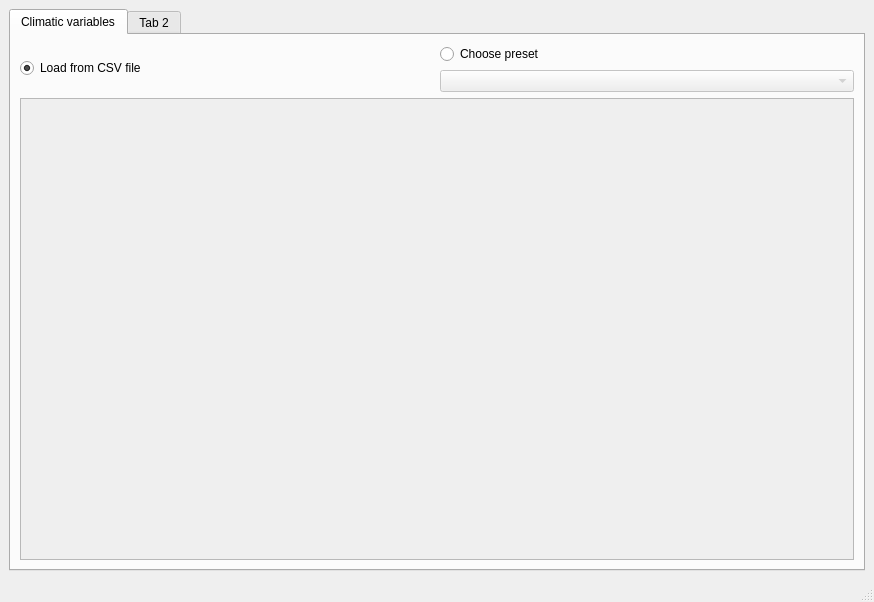
Before: the Qt Designer form mainwindow.ui in czertyaka/gaussian_dispersal, drawn with Qt 5.
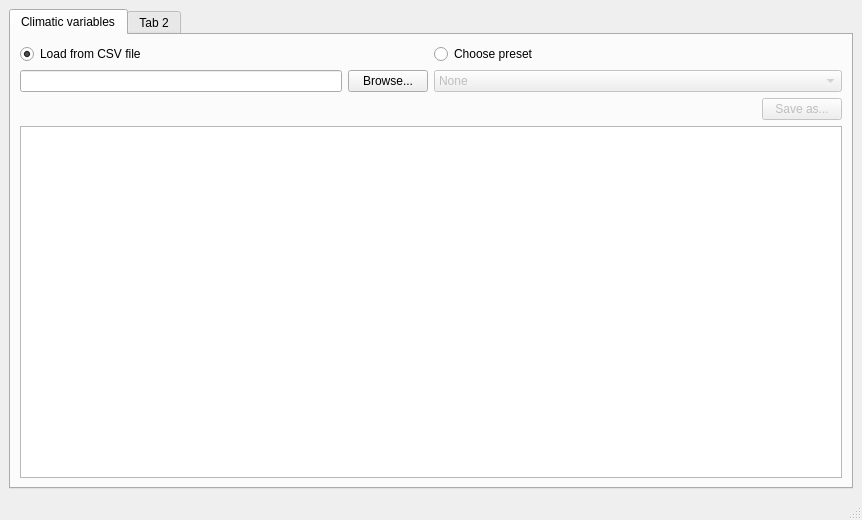
After: the same form once the commit is applied.

Commit message: GUI: climatic variables tab

What changed in the file:
```diff
--- a/mainwindow.ui
+++ b/mainwindow.ui
@@ -6,8 +6,8 @@
    <rect>
     <x>0</x>
     <y>0</y>
-    <width>874</width>
-    <height>602</height>
+    <width>862</width>
+    <height>520</height>
    </rect>
   </property>
   <property name="windowTitle">
@@ -21,42 +21,121 @@
        <attribute name="title">
         <string>Climatic variables</string>
        </attribute>
-       <layout class="QGridLayout" name="gridLayout_2">
+       <layout class="QGridLayout" name="gridLayout_5">
+        <item row="1" column="0">
+         <layout class="QGridLayout" name="gridLayout_2">
+          <item row="0" column="1">
+           <widget class="QPushButton" name="pushButton_2">
+            <property name="enabled">
+             <bool>false</bool>
+            </property>
+            <property name="text">
+             <string>Save as...</string>
+            </property>
+           </widget>
+          </item>
+          <item row="1" column="0" colspan="2">
+           <widget class="QGraphicsView" name="graphicsView"/>
+          </item>
+          <item row="0" column="0">
+           <spacer name="horizontalSpacer">
+            <property name="orientation">
+             <enum>Qt::Horizontal</enum>
+            </property>
+            <property name="sizeHint" stdset="0">
+             <size>
+              <width>408</width>
+              <height>20</height>
+             </size>
+            </property>
+           </spacer>
+          </item>
+         </layout>
+        </item>
         <item row="0" column="0">
-         <widget class="QRadioButton" name="radioButton">
-          <property name="text">
-           <string>Load from CSV file</string>
-          </property>
-          <property name="checked">
-           <bool>true</bool>
-          </property>
-         </widget>
-        </item>
-        <item row="0" column="1">
-         <layout class="QVBoxLayout" name="verticalLayout">
-          <item>
+         <layout class="QGridLayout" name="gridLayout_4">
+          <item row="0" column="0">
+           <widget class="QRadioButton" name="radioButton">
+            <property name="enabled">
+             <bool>true</bool>
+            </property>
+            <property name="text">
+             <string>Load from CSV file</string>
+            </property>
+            <property name="checked">
+             <bool>true</bool>
+            </property>
+           </widget>
+          </item>
+          <item row="0" column="1">
            <widget class="QRadioButton" name="radioButton_2">
             <property name="text">
              <string>Choose preset</string>
             </property>
            </widget>
           </item>
-          <item>
+          <item row="1" column="0">
+           <layout class="QHBoxLayout" name="horizontalLayout">
+            <item>
+             <widget class="QLineEdit" name="lineEdit">
+              <property name="sizePolicy">
+               <sizepolicy hsizetype="Minimum" vsizetype="Fixed">
+                <horstretch>60</horstretch>
+                <verstretch>0</verstretch>
+               </sizepolicy>
+              </property>
+             </widget>
+            </item>
+            <item>
+             <widget class="QPushButton" name="pushButton">
+              <property name="sizePolicy">
+               <sizepolicy hsizetype="Fixed" vsizetype="Fixed">
+                <horstretch>60</horstretch>
+                <verstretch>0</verstretch>
+               </sizepolicy>
+              </property>
+              <property name="text">
+               <string>Browse...</string>
+              </property>
+             </widget>
+            </item>
+           </layout>
+          </item>
+          <item row="1" column="1">
            <widget class="QComboBox" name="comboBox">
             <property name="enabled">
              <bool>false</bool>
             </property>
+            <property name="sizePolicy">
+             <sizepolicy hsizetype="Preferred" vsizetype="Fixed">
+              <horstretch>0</horstretch>
+              <verstretch>0</verstretch>
+             </sizepolicy>
+            </property>
+            <item>
+             <property name="text">
+              <string>None</string>
+             </property>
+            </item>
+            <item>
+             <property name="text">
+              <string>Another region</string>
+             </property>
+            </item>
+            <item>
+             <property name="text">
+              <string>South Ural</string>
+             </property>
+            </item>
+            <item>
+             <property name="text">
+              <string>Syberia</string>
+             </property>
+            </item>
            </widget>
           </item>
          </layout>
         </item>
-        <item row="1" column="0" colspan="2">
-         <widget class="QGraphicsView" name="graphicsView">
-          <property name="enabled">
-           <bool>false</bool>
-          </property>
-         </widget>
-        </item>
        </layout>
       </widget>
       <widget class="QWidget" name="tab_4">
```
Left out of the diff: 40 changed lines with no effect on the pictures.
